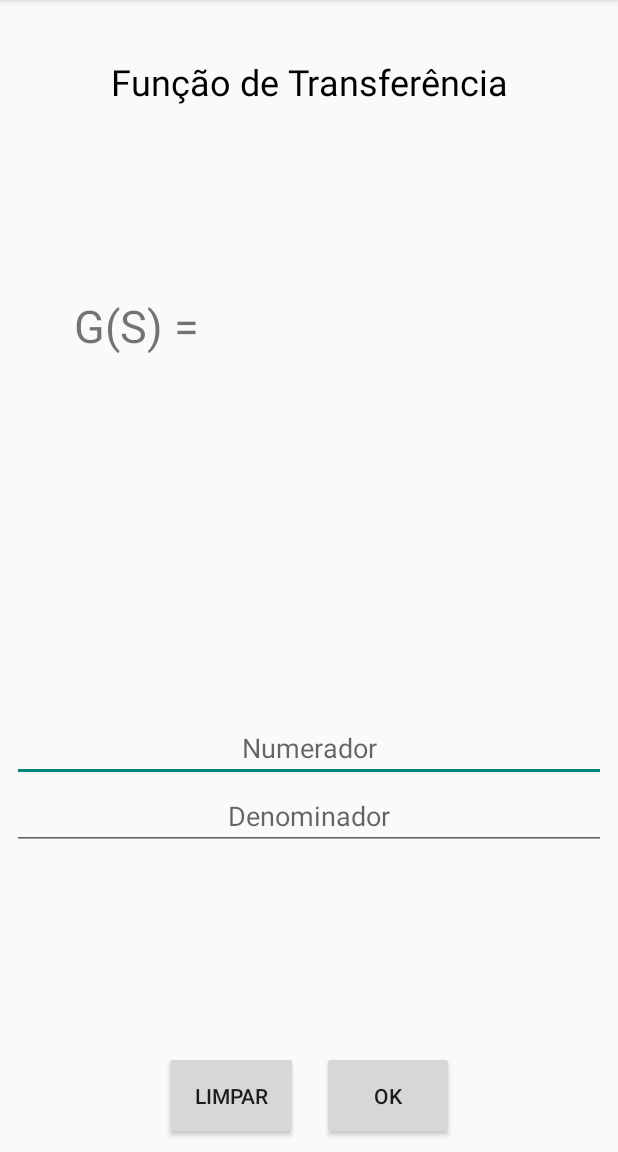
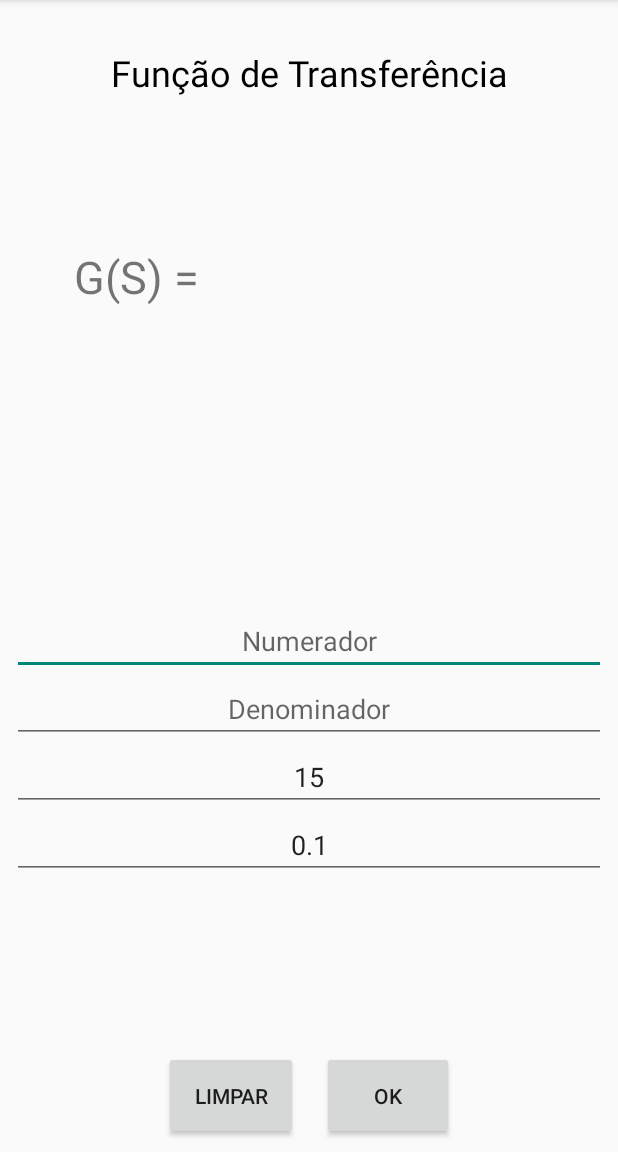
Before and after one commit to FagundesFurtado/LugarDasRaizes, an Android app: the screen it shows after launch (MainActivity), on a phone screen of 412 x 824 dp, the part 84-1236 px from its top. Run offline under Robolectric (Android 15) with nearby library versions, the phone set to English and light mode, and no system bars.

```diff
--- a/LugarDasRaizes/app/src/main/java/com/example/memo/lugardasraizes/Main/GraficoActivity.java
+++ b/LugarDasRaizes/app/src/main/java/com/example/memo/lugardasraizes/Main/GraficoActivity.java
@@ -130,8 +130,8 @@ public class GraficoActivity extends AppCompatActivity implements RaizesDaFuncao
         }
         Collections.sort(ponto, this);
         PointsGraphSeries<DataPoint> series = new PointsGraphSeries<>(ponto.toArray(new DataPoint[ponto.size()]));
-
-        series.setColor(Color.BLUE);
+//        series.setSize(10);
+        series.setColor(Color.RED);
 
         grafico.addSeries(series);
     }
--- a/LugarDasRaizes/app/src/main/java/com/example/memo/lugardasraizes/Main/MainActivity.java
+++ b/LugarDasRaizes/app/src/main/java/com/example/memo/lugardasraizes/Main/MainActivity.java
@@ -31,6 +31,7 @@ import com.example.memo.lugardasraizes.Adapter.TabsAdapter;
 import com.example.memo.lugardasraizes.Dados.Grafico;
 import com.example.memo.lugardasraizes.Dados.ResolveRaizes;
 import com.example.memo.lugardasraizes.Fragment.GraficoFragment;
+import com.example.memo.lugardasraizes.Model.Configuracao;
 import com.example.memo.lugardasraizes.R;
 
 import java.util.List;
@@ -43,6 +44,8 @@ public class MainActivity extends AppCompatActivity implements View.OnClickListe
     private EditText denominador;
     private Button ok;
     private Button limpar;
+    private EditText intervalo;
+    private EditText passo;
 
     @Override
     protected void onCreate(Bundle savedInstanceState) {
@@ -54,7 +57,10 @@ public class MainActivity extends AppCompatActivity implements View.OnClickListe
 
         numerador = findViewById(R.id.numerador);
         denominador = findViewById(R.id.denominador);
-
+        intervalo = findViewById(R.id.intervalo);
+        passo = findViewById(R.id.passo);
+        intervalo.setText("15");
+        passo.setText("0.1");
         ok = findViewById(R.id.btnOk);
         limpar = findViewById(R.id.btnLimpar);
 
@@ -63,6 +69,7 @@ public class MainActivity extends AppCompatActivity implements View.OnClickListe
 
         numerador.setOnKeyListener(this);
         denominador.setOnKeyListener(this);
+
 
     }
 
@@ -74,12 +81,19 @@ public class MainActivity extends AppCompatActivity implements View.OnClickListe
             Intent i = new Intent(this, GraficoActivity.class);
             i.putExtra("Numerador", numerador.getText().toString());
             i.putExtra("Denominador", denominador.getText().toString());
+            Configuracao.getInstance().setIntervalo(Double.parseDouble(intervalo.getText().toString()));
+            Configuracao.getInstance().setPasso(Double.parseDouble(passo.getText().toString()));
 
             startActivity(i);
 
         }
         if (v == limpar) {
-
+            numerador.setText("");
+            denominador.setText("");
+            intervalo.setText("15");
+            passo.setText("0.1");
+            numeradorExemplo.setText("");
+            denominadorExemplo.setText("");
         }
 
 
--- a/LugarDasRaizes/app/src/main/res/layout/activity_main.xml
+++ b/LugarDasRaizes/app/src/main/res/layout/activity_main.xml
@@ -74,6 +74,7 @@
                 android:textAllCaps="false"
                 android:textColor="@android:color/black"
                 android:textSize="30sp" />
+
         </LinearLayout>
 
     </LinearLayout>
@@ -127,6 +128,46 @@
             app:layout_constraintHorizontal_bias="0.0"
             app:layout_constraintStart_toStartOf="parent"
             tools:layout_editor_absoluteY="309dp" />
+
+        <EditText
+            android:id="@+id/intervalo"
+            android:layout_width="match_parent"
+            android:layout_height="wrap_content"
+            android:layout_gravity="center"
+            android:layout_marginEnd="8dp"
+            android:layout_marginLeft="8dp"
+            android:layout_marginRight="8dp"
+            android:layout_marginStart="8dp"
+            android:ems="10"
+            android:foregroundGravity="center"
+            android:gravity="center"
+            android:hint="Intervalo"
+            android:inputType="textPersonName"
+            android:textColorLink="@android:color/transparent"
+            app:layout_constraintEnd_toEndOf="parent"
+            app:layout_constraintHorizontal_bias="0.0"
+            app:layout_constraintStart_toStartOf="parent"
+            tools:layout_editor_absoluteY="309dp" />
+
+        <EditText
+            android:id="@+id/passo"
+            android:layout_width="match_parent"
+            android:layout_height="wrap_content"
+            android:layout_gravity="center"
+            android:layout_marginEnd="8dp"
+            android:layout_marginLeft="8dp"
+            android:layout_marginRight="8dp"
+            android:layout_marginStart="8dp"
+            android:ems="10"
+            android:foregroundGravity="center"
+            android:gravity="center"
+            android:hint="Passo"
+            android:inputType="textPersonName"
+            android:textColorLink="@android:color/transparent"
+            app:layout_constraintEnd_toEndOf="parent"
+            app:layout_constraintHorizontal_bias="0.0"
+            app:layout_constraintStart_toStartOf="parent"
+            tools:layout_editor_absoluteY="309dp" />
     </LinearLayout>
 
     <LinearLayout
--- a/LugarDasRaizes/app/src/main/res/layout/fragment_grafico.xml
+++ b/LugarDasRaizes/app/src/main/res/layout/fragment_grafico.xml
@@ -11,7 +11,8 @@
         android:id="@+id/graph"
         android:layout_width="match_parent"
         android:layout_height="match_parent"
-        android:layout_gravity="center_vertical|center_horizontal|center" />
+        android:layout_gravity="center_vertical|center_horizontal|center"
+        />
 
 
 </LinearLayout>
```
Also changed, not shown: LugarDasRaizes/app/src/main/java/com/example/memo/lugardasraizes/Dados/ResolveRaizes.java (+18 -3 lines), LugarDasRaizes/app/src/main/java/com/example/memo/lugardasraizes/Fragment/GraficoFragment.java (+8 -3 lines), LugarDasRaizes/app/src/main/java/com/example/memo/lugardasraizes/Fragment/Inicio.java (+4 -3 lines), LugarDasRaizes/app/src/main/java/com/example/memo/lugardasraizes/Model/Configuracao.java (added, +37 -0 lines), LugarDasRaizes/app/src/main/res/layout/fragment_inicio.xml (+41 -0 lines).
